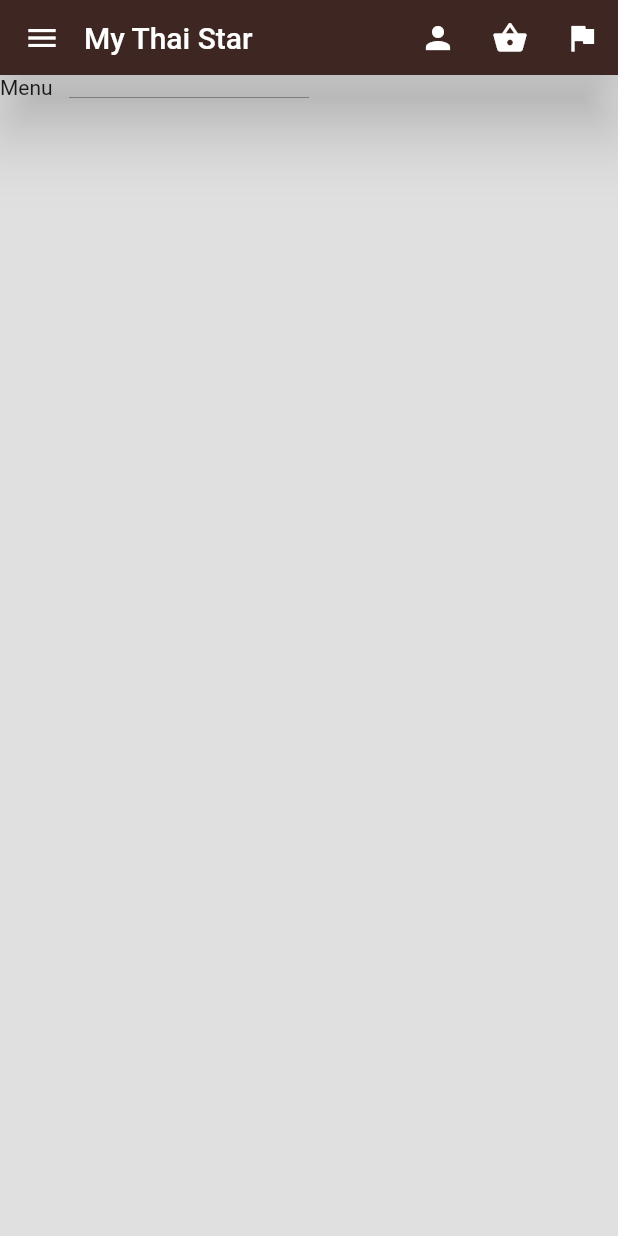
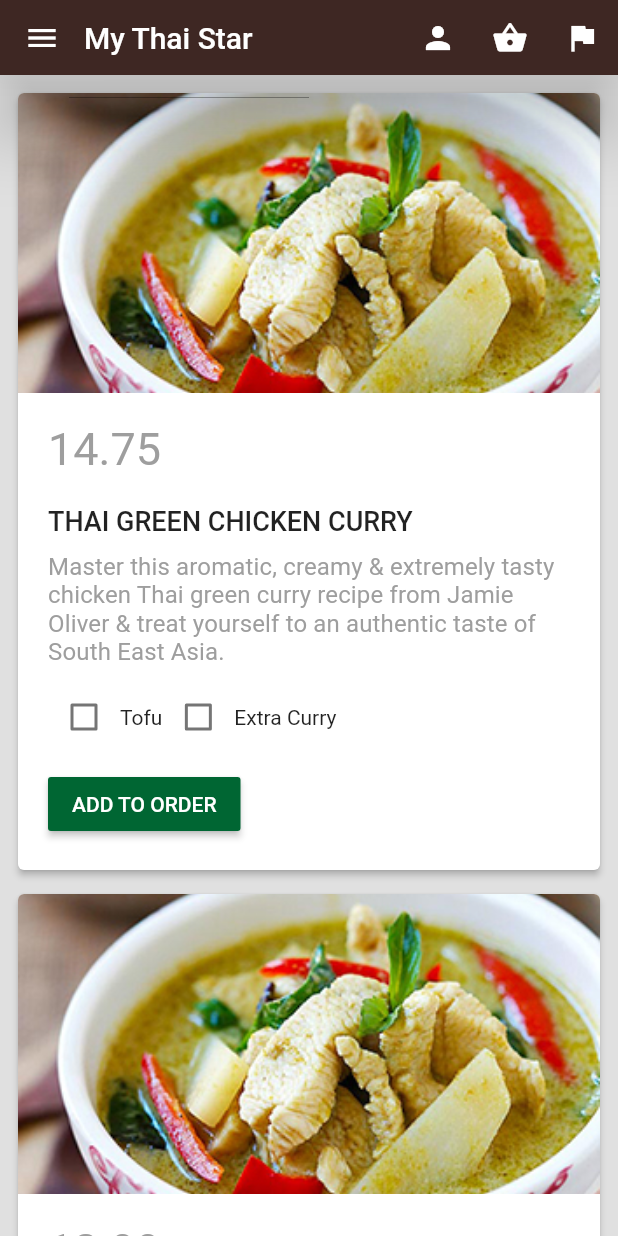
Before and after one commit to devonfw-forge/devonfw4flutter-mts-app, a Flutter app: the Menu screen opened by its route, on a phone screen of 412 x 824 dp. Run offline on Flutter 3.47's test engine with Material 2 defaults, Android fonts, the light colour scheme and no system bars; our stand-ins replace datetime_picker_formfield.

Commit message:
DishCard

```diff
--- /dev/null
+++ b/lib/models/dish.dart
@@ -0,0 +1,17 @@
+import 'package:flutter/cupertino.dart';
+
+class Dish {
+  final String name;
+  final String description;
+  final double price;
+  final String imageLocation;
+  final List<String> extras;
+
+  Dish({
+    @required this.name,
+    @required this.description,
+    @required this.price,
+    @required this.imageLocation,
+    @required this.extras,
+  });
+}
--- /dev/null
+++ b/lib/ui/pages/menu/dish_card.dart
@@ -0,0 +1,71 @@
+import 'package:flutter/material.dart';
+import 'package:my_thai_star_flutter/models/dish.dart';
+import 'package:my_thai_star_flutter/ui/pages/menu/extra_checkbox.dart';
+import 'package:my_thai_star_flutter/ui/shared_widgets/crop_image.dart';
+
+import '../../ui_helper.dart';
+
+class DishCard extends StatelessWidget {
+  final Dish dish;
+
+  const DishCard({Key key, @required this.dish}) : super(key: key);
+
+  @override
+  Widget build(BuildContext context) {
+    return Padding(
+      padding: const EdgeInsets.only(left: 8, right: 8, top: 8),
+      child: Card(
+        clipBehavior: Clip.antiAlias,
+        elevation: UiHelper.elevation,
+        child: Column(
+          crossAxisAlignment: CrossAxisAlignment.start,
+          children: <Widget>[
+            CropImage(
+              imageLocation: dish.imageLocation,
+              imageHeight: 200,
+            ),
+            Padding(
+              padding: const EdgeInsets.all(UiHelper.card_margin),
+              child: Column(
+                crossAxisAlignment: CrossAxisAlignment.start,
+                children: <Widget>[
+                  Text(
+                    '${dish.price}',
+                    style: Theme.of(context).textTheme.headline.copyWith(
+                          color: Colors.grey,
+                          fontWeight: FontWeight.normal,
+                        ),
+                  ),
+                  SizedBox(height: UiHelper.card_margin),
+                  Text('${dish.name}',
+                      style: Theme.of(context).textTheme.title),
+                  SizedBox(height: UiHelper.standart_padding),
+                  Text('${dish.description}',
+                      style: Theme.of(context).textTheme.subtitle.copyWith(
+                            color: Colors.grey,
+                            fontWeight: FontWeight.normal,
+                          )),
+                  SizedBox(height: UiHelper.standart_padding),
+                  Wrap(
+                    children: dish.extras
+                        .map((e) => new ExtraCheckBox(extraName: e))
+                        .toList(),
+                  ),
+                  SizedBox(height: UiHelper.standart_padding),
+                  RaisedButton(
+                    color: Theme.of(context).accentColor,
+                    child: Text(
+                      "ADD TO ORDER",
+                      style: Theme.of(context).textTheme.button,
+                    ),
+                    onPressed: () {},
+                  )
+                ],
+              ),
+            )
+          ],
+        ),
+      ),
+    );
+  }
+}
--- /dev/null
+++ b/lib/ui/pages/menu/extra_checkbox.dart
@@ -0,0 +1,35 @@
+import 'package:flutter/material.dart';
+
+class ExtraCheckBox extends StatefulWidget {
+  final String extraName;
+
+  const ExtraCheckBox({
+    Key key,
+    @required this.extraName,
+  }) : super(key: key);
+
+  @override
+  _ExtraCheckBoxState createState() => _ExtraCheckBoxState();
+}
+
+class _ExtraCheckBoxState extends State<ExtraCheckBox> {
+  bool checked = false;
+
+  @override
+  Widget build(BuildContext context) {
+    return Row(
+      mainAxisSize: MainAxisSize.min,
+      children: <Widget>[
+        Checkbox(
+          value: checked,
+          onChanged: (bool) {
+            setState(() {
+              checked = !checked;
+            });
+          },
+        ),
+        Text(widget.extraName)
+      ],
+    );
+  }
+}
--- a/lib/ui/pages/menu/menu.dart
+++ b/lib/ui/pages/menu/menu.dart
@@ -1,16 +1,46 @@
 import 'package:flutter/material.dart';
+import 'package:my_thai_star_flutter/models/dish.dart';
+import 'package:my_thai_star_flutter/ui/pages/menu/dish_card.dart';
 import 'package:my_thai_star_flutter/ui/shared_widgets/app_drawer.dart';
 import 'package:my_thai_star_flutter/ui/shared_widgets/custom_app_bar.dart';
 
 class Menu extends StatelessWidget {
-  const Menu({Key key}) : super(key: key);
+  final List<Dish> dishes = [
+    Dish(
+        name: "THAI GREEN CHICKEN CURRY",
+        description: "Master this aromatic, creamy & extremely tasty" +
+            " chicken Thai green curry recipe from Jamie Oliver & treat" +
+            " yourself to an authentic taste of South East Asia.",
+        price: 14.75,
+        imageLocation: "assets/images/green-curry.jpg",
+        extras: ["Tofu", "Extra Curry",]),
+    Dish(
+        name: "THAI SPICY BASIL FRIED RICE",
+        description: "Master this aromatic, creamy & extremely tasty" +
+            " chicken Thai green curry recipe from Jamie Oliver & treat" +
+            " yourself to an authentic taste of South East Asia.",
+        price: 12.99,
+        imageLocation: "assets/images/green-curry.jpg",
+        extras: ["Tofu", "Extra Curry"]),
+  ];
+
+  Menu({Key key}) : super(key: key);
 
   @override
   Widget build(BuildContext context) {
     return Scaffold(
-        appBar: CustomAppBar(),
-        backgroundColor: Theme.of(context).backgroundColor,
-        drawer: AppDrawer(),
-        body: Text("Menu"));
+      appBar: CustomAppBar(),
+      backgroundColor: Theme.of(context).backgroundColor,
+      drawer: AppDrawer(),
+      body: ListView.builder(
+        shrinkWrap: true,
+        itemCount: dishes.length,
+        itemBuilder: (context, index) {
+          return DishCard(
+            dish: dishes[index],
+          );
+        },
+      ),
+    );
   }
 }
```
